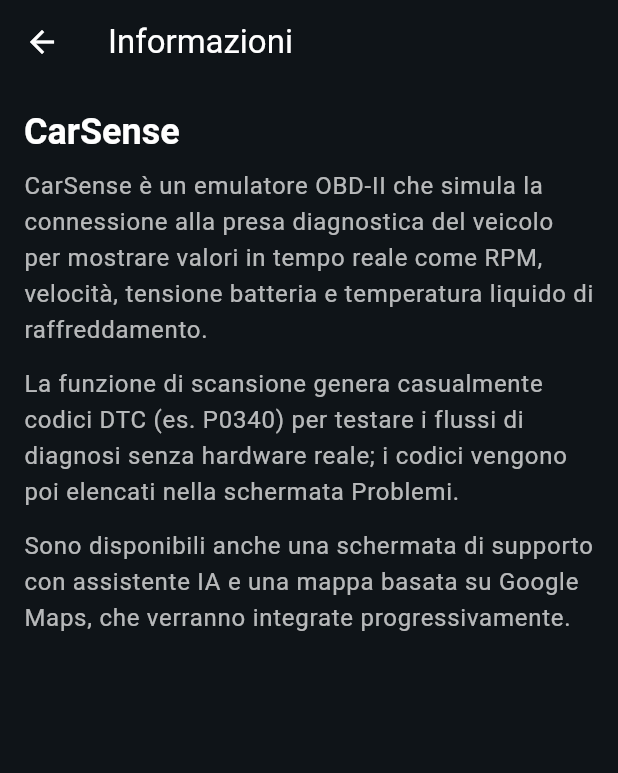
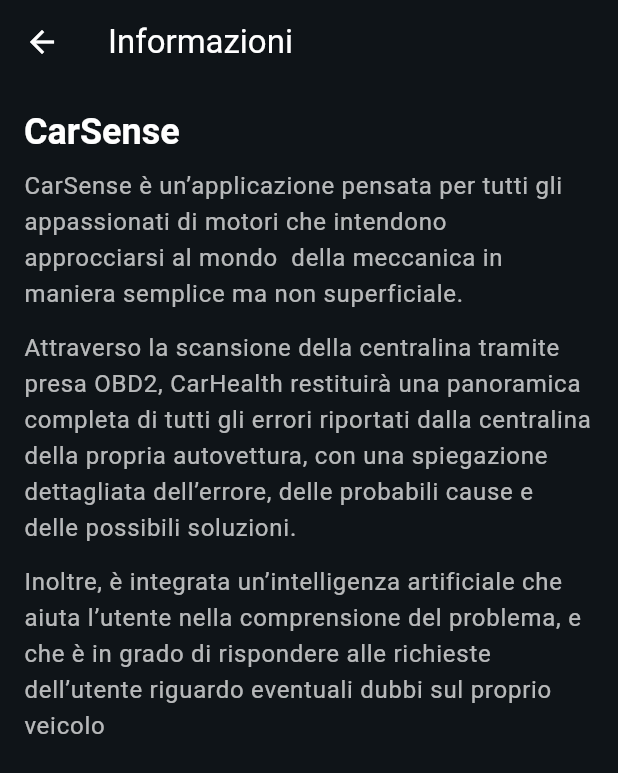
Before and after one commit to rickvr123456/carsense, a Flutter app: the screen it shows after launch, after a tap on the "info outline" icon, on a phone screen of 412 x 824 dp. Shown: the top 773 px of the screen. Run offline on Flutter 3.47's test engine with Material 3 defaults, Android fonts, the phone set to English and light mode, and no system bars.

Commit message:
modificata l'estetica della info page

```diff
--- a/lib/core/models/dtc.dart
+++ b/lib/core/models/dtc.dart
@@ -1,4 +1,4 @@
-class Dtc {
+class Dtc { //Diagnostic Trouble Code
   final String code;
   final String? description;
   Dtc(this.code, {this.description});
--- a/lib/features/dashboard/dashboard_page.dart
+++ b/lib/features/dashboard/dashboard_page.dart
@@ -37,8 +37,8 @@ class _DashboardView extends StatelessWidget {
             actions: [
               IconButton(
                 tooltip: 'Informazioni',
-                icon: const Icon(Icons.info_outline_rounded,
-                    color: Colors.white70),
+                icon:
+                    const Icon(Icons.info_outline_rounded, color: Colors.green),
                 onPressed: () {
                   Navigator.of(context).push(
                     MaterialPageRoute(builder: (_) => const InfoPage()),
--- a/lib/features/info/info_page.dart
+++ b/lib/features/info/info_page.dart
@@ -25,17 +25,17 @@ class InfoPage extends StatelessWidget {
             ),
             const SizedBox(height: 8),
             Text(
-              'CarSense è un emulatore OBD-II che simula la connessione alla presa diagnostica del veicolo per mostrare valori in tempo reale come RPM, velocità, tensione batteria e temperatura liquido di raffreddamento.',
+              'CarSense è un’applicazione pensata per tutti gli appassionati di motori che intendono approcciarsi al mondo  della meccanica in maniera semplice ma non superficiale. ',
               style: theme.textTheme.bodyLarge?.copyWith(color: Colors.white70),
             ),
             const SizedBox(height: 12),
             Text(
-              'La funzione di scansione genera casualmente codici DTC (es. P0340) per testare i flussi di diagnosi senza hardware reale; i codici vengono poi elencati nella schermata Problemi.',
+              'Attraverso la scansione della centralina tramite presa OBD2, CarHealth restituirà una panoramica completa di tutti gli errori riportati dalla centralina della propria autovettura, con una spiegazione dettagliata dell’errore, delle probabili cause e delle possibili soluzioni. ',
               style: theme.textTheme.bodyLarge?.copyWith(color: Colors.white70),
             ),
             const SizedBox(height: 12),
             Text(
-              'Sono disponibili anche una schermata di supporto con assistente IA e una mappa basata su Google Maps, che verranno integrate progressivamente.',
+              'Inoltre, è integrata un’intelligenza artificiale che aiuta l’utente nella comprensione del problema, e che è in grado di rispondere alle richieste dell’utente riguardo eventuali dubbi sul proprio veicolo',
               style: theme.textTheme.bodyLarge?.copyWith(color: Colors.white70),
             ),
           ],
```
